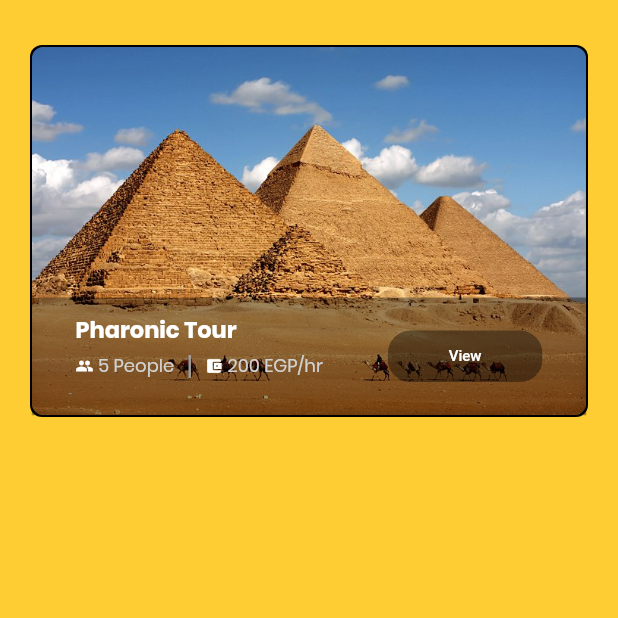
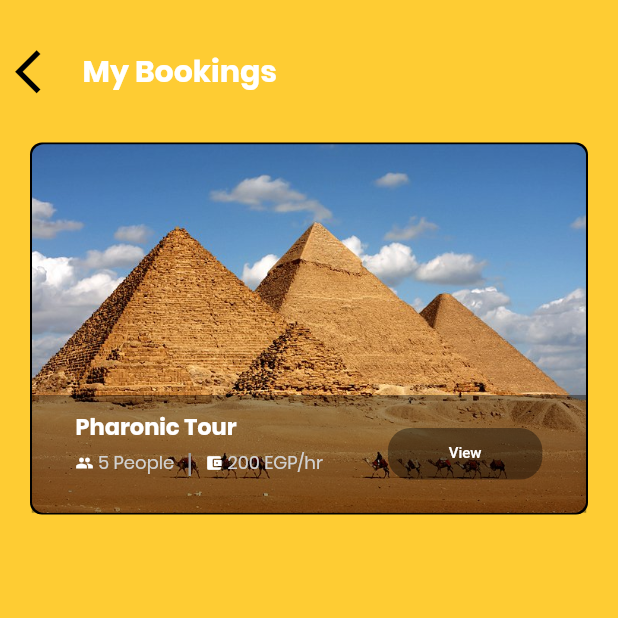
Before and after one commit to mohGhazala96/gawla, a Flutter app: the ToursTouristScreen screen opened by its route, on a phone screen of 412 x 824 dp, the top half of it. Run offline on Flutter 3.47's test engine with Material 2 defaults, Android fonts, the phone set to English and light mode, and no system bars; our stand-ins replace circular_profile_avatar, country_code_picker, date_picker_timeline, dots_indicator, flushbar, font_awesome_flutter.

Commit message:
modified screen

```diff
--- a/lib/data/DUMMYDATA.dart
+++ b/lib/data/DUMMYDATA.dart
@@ -59,30 +59,33 @@ class Data extends ChangeNotifier {
         tourID: "1Tour",
         name: "Pharonic Tour",
         tourguide: "1TourGuide",
+        tourguideName:"Hend" ,
         tourists: ["1Tourist", "2Tourist"],
-        date: DateTime.now(),
+        date: "1/10.2019",
         location: "Cairo",
         places: ["Giza"],
-        description: "Enter Description here",
+        description: "Lorem Ipsum is simply dummy text of the printing and typesetting industry. Lorem Ipsum has been the industry's standard dummy text ever since the 1500s, when an unknown printer took a galley of type and scrambled it to make a type specimen book.\n It has survived not only five centuries, but also the leap into electronic typesetting, remaining essentially unchanged. It was popularised in the 1960s with the release of Letraset sheets containing Lorem Ipsum passages, and more recently with desktop publishing software like Aldus PageMaker including versions of Lorem Ipsum.",
         meetingPoint: "tahrir",
         language: "English",
         price: 200,
         peopleAllowed: 5,
-        pictures: ['images/egypt-cairo-pyramids-of-giza-and camels-2.jpg','images/egypt-cairo-pyramids-of-giza-and camels-2.jpg','images/egypt-cairo-pyramids-of-giza-and camels-2.jpg']),
+        pictures: ['images/egypt-cairo-pyramids-of-giza-and camels-2.jpg','images/egypt-cairo-pyramids-of-giza-and camels-2.jpg','images/egypt-cairo-pyramids-of-giza-and camels-2.jpg'],
+        rating: 4.8),
     Tour(
         tourID: "2Tour",
         name: "Musuem",
         tourguide: "1TourGuide",
+        tourguideName:"Hend" ,
         tourists: [ "2Tourist"],
-        date: DateTime.now(),
+        date: "12/12/2019",
         location: "Alexandria",
         places: ["Giza"],
-        description: "Enter Description here",
+        description: "Lorem Ipsum is simply dummy text of the printing and typesetting industry. Lorem Ipsum has been the industry's standard dummy text ever since the 1500s, when an unknown printer took a galley of type and scrambled it to make a type specimen book. It has survived not only five centuries, but also the leap into electronic typesetting, remaining essentially unchanged. It was popularised in the 1960s with the release of Letraset sheets containing Lorem Ipsum passages, and more recently with desktop publishing software like Aldus PageMaker including versions of Lorem Ipsum.",
         meetingPoint: "tahrir",
         language: "English",
         price: 150                                                ,
         peopleAllowed: 5,
-        pictures: ['images/The-Museum-of-Egyptian-Antiquities-also-known-as-The-Egyptian-Museum.jpg','images/The-Museum-of-Egyptian-Antiquities-also-known-as-The-Egyptian-Museum.jpg'])
+        pictures: ['images/The-Museum-of-Egyptian-Antiquities-also-known-as-The-Egyptian-Museum.jpg','images/The-Museum-of-Egyptian-Antiquities-also-known-as-The-Egyptian-Museum.jpg'],rating: 4)
   ];
   void addTouristToTour(String tourID, String touristID){
         var tour = DUMMY_TOURS.where((tour)=> tourID==tour.tourID).toList()[0];
--- a/lib/main.dart
+++ b/lib/main.dart
@@ -56,9 +56,9 @@ class MyApp extends StatelessWidget {
                 )),
           ),
           // home: CategoriesScreen(),
-          initialRoute: ToursSearchScreen.routeName, // default is '/'
+          initialRoute: '/', // default is '/'
           routes: {
-            '/': (ctx) => ToursSearchScreen(),
+            '/': (ctx) => SignIn(),
             AddTourScreen.routeName: (ctx) => AddTourScreen(),
             ChatScreen.routeName: (ctx) => ChatScreen(),
             InboxScreen.routeName: (ctx) => InboxScreen(),
--- a/lib/models/tour.dart
+++ b/lib/models/tour.dart
@@ -6,8 +6,9 @@ class Tour {
   String tourID;
   String name;
   String tourguide;
+  String tourguideName;
   List<String> tourists;
-  DateTime date;
+  String date;
   String location;
   List<String> places;
   String description;
@@ -16,11 +17,13 @@ class Tour {
   int price;
   int peopleAllowed;
   List<String> pictures;
+  double rating;
 
   Tour({
     @required this.tourID,
     @required this.name,
     @required this.tourguide,
+    this.tourguideName,
     this.tourists,
     @required this.date,
     @required this.location,
@@ -31,5 +34,6 @@ class Tour {
     @required this.price,
     this.peopleAllowed,
     @required this.pictures,
+    this.rating
   });
 }
--- a/lib/screens/tourist/tours_tourist_screen.dart
+++ b/lib/screens/tourist/tours_tourist_screen.dart
@@ -3,10 +3,10 @@ import 'package:gawla/widgets/TourItem.dart';
 import 'package:provider/provider.dart';
 import '../../data/DUMMYDATA.dart';
 import '../../main.dart';
+import 'tourist_homepage_screen.dart';
+
 class ToursTouristScreen extends StatelessWidget {
   static const routeName = 'tours-tourist-screen';
-
-
 
   @override
   Widget build(BuildContext context) {
@@ -16,8 +16,32 @@ class ToursTouristScreen extends StatelessWidget {
     }).toList();
 
     return Scaffold(
-      body: GridView(
-      padding: const EdgeInsets.only(right:20,left:20,top:30,bottom:0),
+        body: new Column(children: <Widget>[
+
+      Row(
+              children: <Widget>[ Container(
+          margin: EdgeInsets.only(left: 10,top: 30),
+          child: Align(
+            alignment: Alignment.topLeft,
+            child: GestureDetector(
+                onTap: () {
+                  Navigator.push(
+                      context,
+                      MaterialPageRoute(
+                          builder: (BuildContext context) =>
+                              ToursitHomePageScreen()));
+                },
+                child:
+                    Icon(Icons.arrow_back_ios, color: Colors.black, size: 35.0)),
+          ),
+        ),Padding(
+          padding: const EdgeInsets.only(top:30,left: 10),
+          child: Text('My Bookings',style: TextStyle(fontSize: 20,color: Colors.white,fontFamily: 'Poppins',fontWeight: FontWeight.bold)),
+        )],
+      ),
+      new Expanded(
+          child: GridView(
+        padding: const EdgeInsets.only(right: 20, left: 20, top: 30, bottom: 0),
         children: tours
             .map(
               (tourData) => TourItem(
@@ -26,8 +50,7 @@ class ToursTouristScreen extends StatelessWidget {
                   tourData.pictures[0],
                   tourData.peopleAllowed,
                   tourData.price,
-              "true"
-            ),
+                  "true"),
             )
             .toList(),
         gridDelegate: SliverGridDelegateWithMaxCrossAxisExtent(
@@ -36,6 +59,7 @@ class ToursTouristScreen extends StatelessWidget {
           crossAxisSpacing: 20,
           mainAxisSpacing: 20,
         ),
-    ));
+      ))
+    ]));
   }
 }
```
Also changed, not shown: lib/screens/tourist/tour_tourist_detailed_screen.dart (+51 -38 lines), lib/screens/tourist/tourist_homepage_screen.dart (+14 -14 lines). Lines whose indentation alone changed are shown as unchanged.
